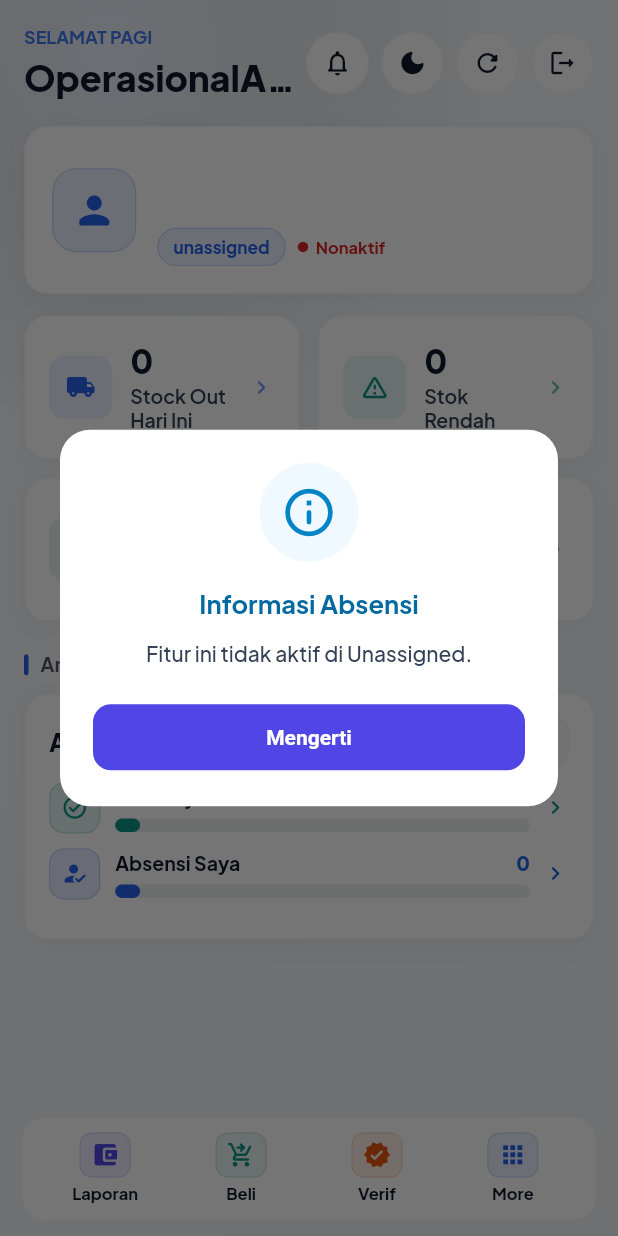
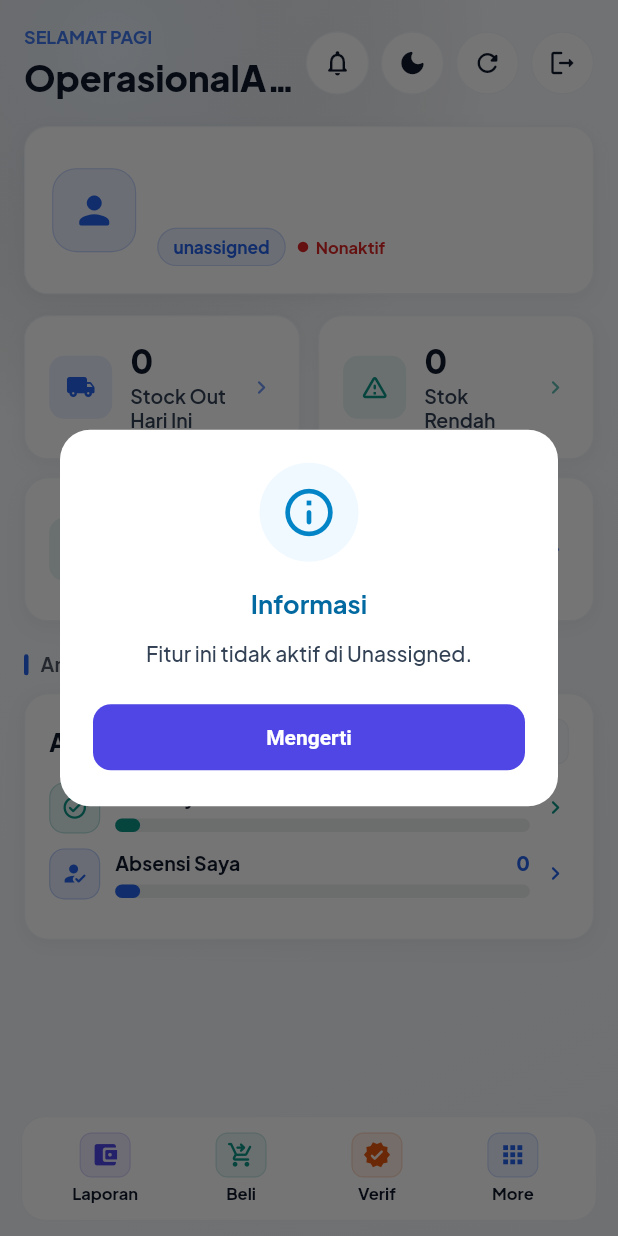
Before and after one commit to lynx-wjk/mobile-erp-apps, a Flutter app: the DashboardPage screen opened directly, item 2 of the bottom bar chosen, on a phone screen of 412 x 824 dp. Run offline on Flutter 3.47's test engine with Material 3 defaults, Android fonts, the phone set to English and light mode, and no system bars; our stand-ins replace app_links, file_picker, flutter_dotenv, geolocator, google_fonts, image_picker and 5 more; missing offline and left inert: dart:html, excel, file_selector, mobile_scanner; accounts and stored records are empty; network calls fail.

Commit message:
fix(ui): remove hardcoded Informasi Absensi title from generic AppUi.showSnack dialog

```diff
--- a/lib/core/ui/app_ui.dart
+++ b/lib/core/ui/app_ui.dart
@@ -242,10 +242,17 @@ class AppUi {
     return text;
   }
 
-  static void showSnack(String message, {bool isError = false}) {
+  static void showSnack(
+    String message, {
+    bool isError = false,
+    String? title,
+  }) {
     WidgetsBinding.instance.addPostFrameCallback((_) {
       final context = rootNavigatorKey.currentContext;
       if (context == null) return;
+
+      final dialogTitle = title ??
+          (isError ? 'Perhatian / Kendala' : 'Informasi');
 
       showDialog(
         context: context,
@@ -279,7 +286,7 @@ class AppUi {
                   ),
                   const SizedBox(height: 16),
                   Text(
-                    isError ? 'Perhatian / Kendala' : 'Informasi Absensi',
+                    dialogTitle,
                     style: TextStyle(
                       fontSize: 17,
                       fontWeight: FontWeight.bold,
```
